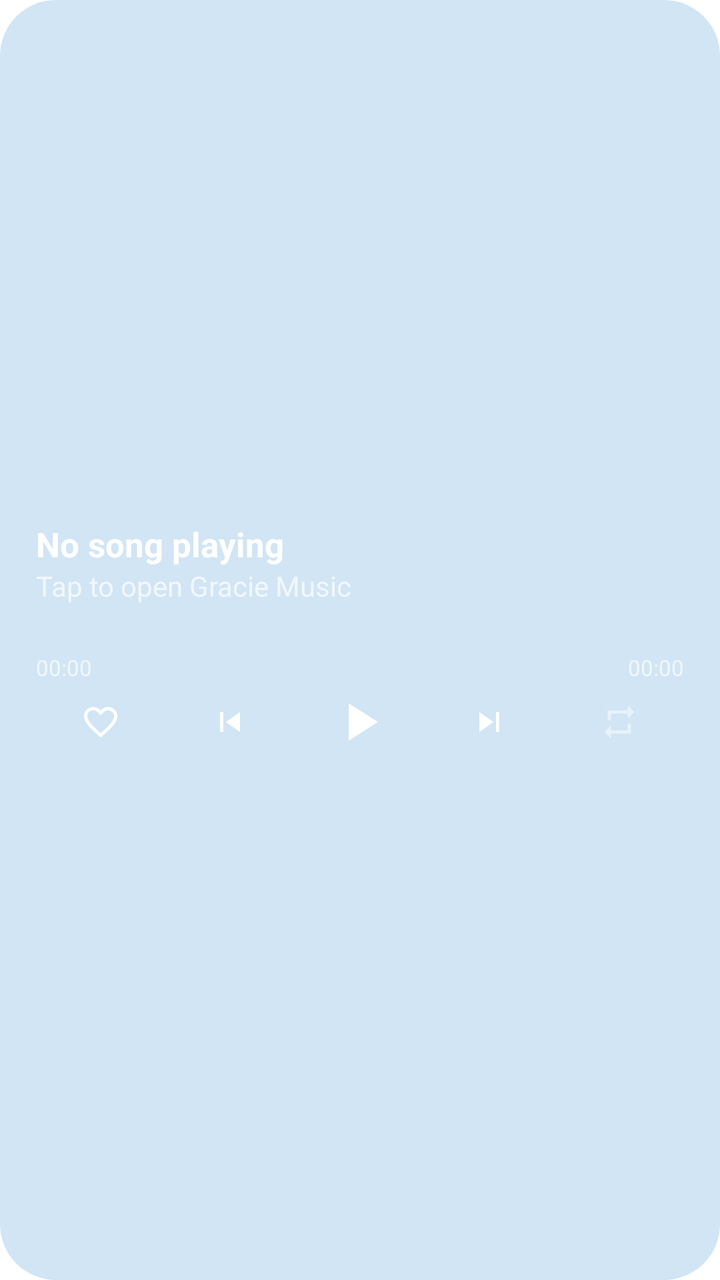
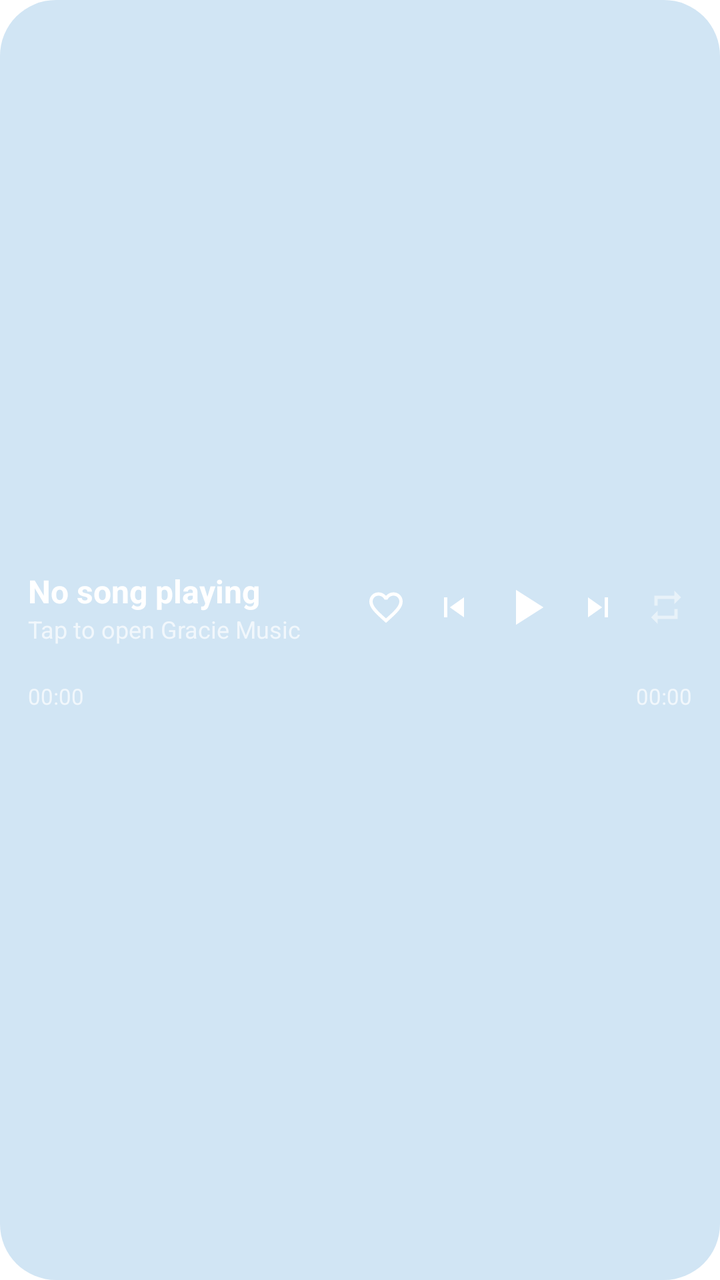

Two renders of the same Android screen: before a commit and after it. Below are the layout's source before the change and the commit's diff.
<!-- AndroidManifest.xml: application theme Theme.vivimusic -->
<!-- res/layout/widget_notification.xml -->
<?xml version="1.0" encoding="utf-8"?>
<FrameLayout xmlns:android="http://schemas.android.com/apk/res/android"
    android:id="@android:id/background"
    android:layout_width="match_parent"
    android:layout_height="match_parent"
    android:background="@drawable/widget_background"
    android:theme="@style/Theme.Widget.vivimusic">

    
    <ImageView
        android:id="@+id/widget_n_bg"
        android:layout_width="match_parent"
        android:layout_height="match_parent"
        android:scaleType="centerCrop"
        android:importantForAccessibility="no" />

    <LinearLayout
        android:id="@+id/widget_n_open_area"
        android:layout_width="match_parent"
        android:layout_height="match_parent"
        android:orientation="vertical"
        android:gravity="center_vertical"
        android:paddingStart="18dp"
        android:paddingEnd="18dp"
        android:paddingTop="6dp"
        android:paddingBottom="6dp">

        <TextView
            android:id="@+id/widget_n_song_title"
            android:layout_width="match_parent"
            android:layout_height="wrap_content"
            android:text="@string/not_playing"
            android:textSize="17sp"
            android:textStyle="bold"
            android:textColor="#FFFFFFFF"
            android:maxLines="1"
            android:ellipsize="end" />

        <TextView
            android:id="@+id/widget_n_artist_name"
            android:layout_width="match_parent"
            android:layout_height="wrap_content"
            android:text="@string/tap_to_play"
            android:textSize="14sp"
            android:textColor="#B3FFFFFF"
            android:maxLines="1"
            android:ellipsize="end" />

        
        <ImageView
            android:id="@+id/widget_n_progress"
            android:layout_width="match_parent"
            android:layout_height="18dp"
            android:layout_marginTop="6dp"
            android:scaleType="fitXY"
            android:importantForAccessibility="no" />

        <LinearLayout
            android:layout_width="match_parent"
            android:layout_height="wrap_content"
            android:orientation="horizontal">

            <TextView
                android:id="@+id/widget_n_time_current"
                android:layout_width="0dp"
                android:layout_height="wrap_content"
                android:layout_weight="1"
                android:text="00:00"
                android:textSize="11sp"
                android:textColor="#B3FFFFFF" />

            <TextView
                android:id="@+id/widget_n_time_total"
                android:layout_width="wrap_content"
                android:layout_height="wrap_content"
                android:text="00:00"
                android:textSize="11sp"
                android:textColor="#B3FFFFFF" />
        </LinearLayout>

        <LinearLayout
            android:layout_width="match_parent"
            android:layout_height="wrap_content"
            android:layout_marginTop="2dp"
            android:orientation="horizontal"
            android:gravity="center_vertical">

            <ImageButton
                android:id="@+id/widget_n_like"
                android:layout_width="0dp"
                android:layout_height="36dp"
                android:layout_weight="1"
                android:padding="8dp"
                android:scaleType="fitCenter"
                android:background="@android:color/transparent"
                android:src="@drawable/ic_widget_n_heart_off"
                android:contentDescription="@string/like" />

            <ImageButton
                android:id="@+id/widget_n_prev"
                android:layout_width="0dp"
                android:layout_height="36dp"
                android:layout_weight="1"
                android:padding="8dp"
                android:scaleType="fitCenter"
                android:background="@android:color/transparent"
                android:src="@drawable/ic_widget_n_prev"
                android:contentDescription="@string/previous" />

            <FrameLayout
                android:id="@+id/widget_n_play_container"
                android:layout_width="0dp"
                android:layout_height="36dp"
                android:layout_weight="1">

                <ImageView
                    android:id="@+id/widget_n_play_pause"
                    android:layout_width="32dp"
                    android:layout_height="32dp"
                    android:layout_gravity="center"
                    android:src="@drawable/ic_widget_n_play"
                    android:contentDescription="@string/play_pause" />
            </FrameLayout>

            <ImageButton
                android:id="@+id/widget_n_next"
                android:layout_width="0dp"
                android:layout_height="36dp"
                android:layout_weight="1"
                android:padding="8dp"
                android:scaleType="fitCenter"
                android:background="@android:color/transparent"
                android:src="@drawable/ic_widget_n_next"
                android:contentDescription="@string/next" />

            <ImageButton
                android:id="@+id/widget_n_repeat"
                android:layout_width="0dp"
                android:layout_height="36dp"
                android:layout_weight="1"
                android:padding="8dp"
                android:scaleType="fitCenter"
                android:background="@android:color/transparent"
                android:src="@drawable/ic_widget_n_repeat_off"
                android:contentDescription="@string/repeat" />
        </LinearLayout>
    </LinearLayout>
</FrameLayout>
<!-- resources referenced by this layout -->
<resources>
  <!-- drawable ic_widget_n_heart_off (drawable) -->
  <vector xmlns:android="http://schemas.android.com/apk/res/android"
      android:height="24dp"
      android:viewportHeight="24"
      android:viewportWidth="24"
      android:width="24dp">
      <path
          android:fillColor="#FFFFFFFF"
          android:pathData="M16.5,3c-1.74,0 -3.41,0.81 -4.5,2.09C10.91,3.81 9.24,3 7.5,3 4.42,3 2,5.42 2,8.5c0,3.78 3.4,6.86 8.55,11.54L12,21.35l1.45,-1.32C18.6,15.36 22,12.28 22,8.5 22,5.42 19.58,3 16.5,3zM12.1,18.55l-0.1,0.1 -0.1,-0.1C7.14,14.24 4,11.39 4,8.5 4,6.5 5.5,5 7.5,5c1.54,0 3.04,0.99 3.57,2.36h1.87C13.46,5.99 14.96,5 16.5,5c2,0 3.5,1.5 3.5,3.5 0,2.89 -3.14,5.74 -7.9,10.05z"/>
  </vector>
  <!-- drawable ic_widget_n_next (drawable) -->
  <vector xmlns:android="http://schemas.android.com/apk/res/android"
      android:width="24dp"
      android:height="24dp"
      android:viewportWidth="24"
      android:viewportHeight="24">
      <path
          android:fillColor="#FFFFFFFF"
          android:fillAlpha="1"
          android:pathData="M6,18l8.5,-6L6,6v12zM16,6v12h2V6h-2z" />
  </vector>
  <!-- drawable ic_widget_n_play (drawable) -->
  <vector xmlns:android="http://schemas.android.com/apk/res/android"
      android:width="24dp"
      android:height="24dp"
      android:viewportWidth="24"
      android:viewportHeight="24">
      <path
          android:fillColor="#FFFFFFFF"
          android:fillAlpha="1"
          android:pathData="M8,5v14l11,-7z" />
  </vector>
  <!-- drawable ic_widget_n_prev (drawable) -->
  <vector xmlns:android="http://schemas.android.com/apk/res/android"
      android:width="24dp"
      android:height="24dp"
      android:viewportWidth="24"
      android:viewportHeight="24">
      <path
          android:fillColor="#FFFFFFFF"
          android:fillAlpha="1"
          android:pathData="M6,6h2v12H6zM9.5,12l8.5,6V6z" />
  </vector>
  <!-- drawable ic_widget_n_repeat_off (drawable) -->
  <vector xmlns:android="http://schemas.android.com/apk/res/android"
      android:width="24dp"
      android:height="24dp"
      android:viewportWidth="24"
      android:viewportHeight="24">
      <path
          android:fillColor="#FFFFFFFF"
          android:fillAlpha="0.5"
          android:pathData="M7,7h10v3l4,-4 -4,-4v3H5v6h2V7zM17,17H7v-3l-4,4 4,4v-3h12v-6h-2v4z" />
  </vector>
  <!-- drawable widget_background (drawable) -->
  <?xml version="1.0" encoding="utf-8"?>
  <shape xmlns:android="http://schemas.android.com/apk/res/android"
      xmlns:tools="http://schemas.android.com/tools"
      android:shape="rectangle">
      <solid android:color="@android:color/system_accent1_100"
          tools:targetApi="31" />
      <corners android:radius="28dp" />
  </shape>
  <string name="like">Like</string>
  <string name="next">Next</string>
  <string name="not_playing">No song playing</string>
  <string name="play_pause">Play/Pause</string>
  <string name="previous">Previous</string>
  <string name="repeat">Repeat</string>
  <string name="tap_to_play">Tap to open Gracie Music</string>
  <style name="Theme.Widget.vivimusic" parent="@android:style/Theme.DeviceDefault.DayNight">
          <item name="android:colorBackground">#E6E1E5</item>
      </style>
  <style name="Theme.vivimusic" parent="android:Theme.Material.Light.NoActionBar">
          <item name="android:windowContentOverlay">@null</item>
          <item name="android:windowDrawsSystemBarBackgrounds">true</item>
          <item name="android:windowMinWidthMinor">100%</item>
          <item name="android:windowMinWidthMajor">100%</item>
          <item name="android:windowNoTitle">true</item>
          <item name="android:windowBackground">#ffffff</item>
          <item name="android:enforceNavigationBarContrast" tools:ignore="NewApi">false</item>
          <item name="android:statusBarColor">@android:color/transparent</item>
          <item name="android:navigationBarColor">@android:color/transparent</item>
      </style>
</resources>

<!-- the commit's change to res/layout/widget_notification.xml (unified diff, before → after) -->
@@ -6,7 +6,6 @@
     android:background="@drawable/widget_background"
     android:theme="@style/Theme.Widget.vivimusic">
 
-    
     <ImageView
         android:id="@+id/widget_n_bg"
         android:layout_width="match_parent"
@@ -20,44 +19,111 @@
         android:layout_height="match_parent"
         android:orientation="vertical"
         android:gravity="center_vertical"
-        android:paddingStart="18dp"
-        android:paddingEnd="18dp"
+        android:paddingStart="14dp"
+        android:paddingEnd="10dp"
         android:paddingTop="6dp"
         android:paddingBottom="6dp">
 
-        <TextView
-            android:id="@+id/widget_n_song_title"
+        <LinearLayout
             android:layout_width="match_parent"
             android:layout_height="wrap_content"
-            android:text="@string/not_playing"
-            android:textSize="17sp"
-            android:textStyle="bold"
-            android:textColor="#FFFFFFFF"
-            android:maxLines="1"
-            android:ellipsize="end" />
+            android:orientation="horizontal"
+            android:gravity="center_vertical">
 
-        <TextView
-            android:id="@+id/widget_n_artist_name"
-            android:layout_width="match_parent"
-            android:layout_height="wrap_content"
-            android:text="@string/tap_to_play"
-            android:textSize="14sp"
-            android:textColor="#B3FFFFFF"
-            android:maxLines="1"
-            android:ellipsize="end" />
+            <LinearLayout
+                android:layout_width="0dp"
+                android:layout_height="wrap_content"
+                android:layout_weight="1"
+                android:orientation="vertical"
+                android:paddingEnd="6dp">
+
+                <TextView
+                    android:id="@+id/widget_n_song_title"
+                    android:layout_width="match_parent"
+                    android:layout_height="wrap_content"
+                    android:text="@string/not_playing"
+                    android:textSize="16sp"
+                    android:textStyle="bold"
+                    android:textColor="#FFFFFFFF"
+                    android:maxLines="1"
+                    android:ellipsize="end" />
+
+                <TextView
+                    android:id="@+id/widget_n_artist_name"
+                    android:layout_width="match_parent"
+                    android:layout_height="wrap_content"
+                    android:text="@string/tap_to_play"
+                    android:textSize="12sp"
+                    android:textColor="#B3FFFFFF"
+                    android:maxLines="1"
+                    android:ellipsize="end" />
+            </LinearLayout>
+
+            <ImageButton
+                android:id="@+id/widget_n_like"
+                android:layout_width="34dp"
+                android:layout_height="38dp"
+                android:padding="7dp"
+                android:scaleType="fitCenter"
+                android:background="@android:color/transparent"
+                android:src="@drawable/ic_widget_n_heart_off"
+                android:contentDescription="@string/like" />
+            <ImageButton
+                android:id="@+id/widget_n_prev"
+                android:layout_width="34dp"
+                android:layout_height="38dp"
+                android:padding="7dp"
+                android:scaleType="fitCenter"
+                android:background="@android:color/transparent"
+                android:src="@drawable/ic_widget_n_prev"
+                android:contentDescription="@string/previous" />
+            <FrameLayout
+                android:id="@+id/widget_n_play_container"
+                android:layout_width="38dp"
+                android:layout_height="38dp">
+
+                <ImageView
+                    android:id="@+id/widget_n_play_pause"
+                    android:layout_width="30dp"
+                    android:layout_height="30dp"
+                    android:layout_gravity="center"
+                    android:src="@drawable/ic_widget_n_play"
+                    android:contentDescription="@string/play_pause" />
+            </FrameLayout>
+
+            <ImageButton
+                android:id="@+id/widget_n_next"
+                android:layout_width="34dp"
+                android:layout_height="38dp"
+                android:padding="7dp"
+                android:scaleType="fitCenter"
+                android:background="@android:color/transparent"
+                android:src="@drawable/ic_widget_n_next"
+                android:contentDescription="@string/next" />
+            <ImageButton
+                android:id="@+id/widget_n_repeat"
+                android:layout_width="34dp"
+                android:layout_height="38dp"
+                android:padding="7dp"
+                android:scaleType="fitCenter"
+                android:background="@android:color/transparent"
+                android:src="@drawable/ic_widget_n_repeat_off"
+                android:contentDescription="@string/repeat" />
+        </LinearLayout>
 
         
         <ImageView
             android:id="@+id/widget_n_progress"
             android:layout_width="match_parent"
             android:layout_height="18dp"
-            android:layout_marginTop="6dp"
+            android:layout_marginEnd="4dp"
             android:scaleType="fitXY"
             android:importantForAccessibility="no" />
 
         <LinearLayout
             android:layout_width="match_parent"
             android:layout_height="wrap_content"
+            android:layout_marginEnd="4dp"
             android:orientation="horizontal">
 
             <TextView
@@ -77,72 +143,5 @@
                 android:textSize="11sp"
                 android:textColor="#B3FFFFFF" />
         </LinearLayout>
-
-        <LinearLayout
-            android:layout_width="match_parent"
-            android:layout_height="wrap_content"
-            android:layout_marginTop="2dp"
-            android:orientation="horizontal"
-            android:gravity="center_vertical">
-
-            <ImageButton
-                android:id="@+id/widget_n_like"
-                android:layout_width="0dp"
-                android:layout_height="36dp"
-                android:layout_weight="1"
-                android:padding="8dp"
-                android:scaleType="fitCenter"
-                android:background="@android:color/transparent"
-                android:src="@drawable/ic_widget_n_heart_off"
-                android:contentDescription="@string/like" />
-
-            <ImageButton
-                android:id="@+id/widget_n_prev"
-                android:layout_width="0dp"
-                android:layout_height="36dp"
-                android:layout_weight="1"
-                android:padding="8dp"
-                android:scaleType="fitCenter"
-                android:background="@android:color/transparent"
-                android:src="@drawable/ic_widget_n_prev"
-                android:contentDescription="@string/previous" />
-
-            <FrameLayout
-                android:id="@+id/widget_n_play_container"
-                android:layout_width="0dp"
-                android:layout_height="36dp"
-                android:layout_weight="1">
-
-                <ImageView
-                    android:id="@+id/widget_n_play_pause"
-                    android:layout_width="32dp"
-                    android:layout_height="32dp"
-                    android:layout_gravity="center"
-                    android:src="@drawable/ic_widget_n_play"
-                    android:contentDescription="@string/play_pause" />
-            </FrameLayout>
-
-            <ImageButton
-                android:id="@+id/widget_n_next"
-                android:layout_width="0dp"
-                android:layout_height="36dp"
-                android:layout_weight="1"
-                android:padding="8dp"
-                android:scaleType="fitCenter"
-                android:background="@android:color/transparent"
-                android:src="@drawable/ic_widget_n_next"
-                android:contentDescription="@string/next" />
-
-            <ImageButton
-                android:id="@+id/widget_n_repeat"
-                android:layout_width="0dp"
-                android:layout_height="36dp"
-                android:layout_weight="1"
-                android:padding="8dp"
-                android:scaleType="fitCenter"
-                android:background="@android:color/transparent"
-                android:src="@drawable/ic_widget_n_repeat_off"
-                android:contentDescription="@string/repeat" />
-        </LinearLayout>
     </LinearLayout>
 </FrameLayout>
